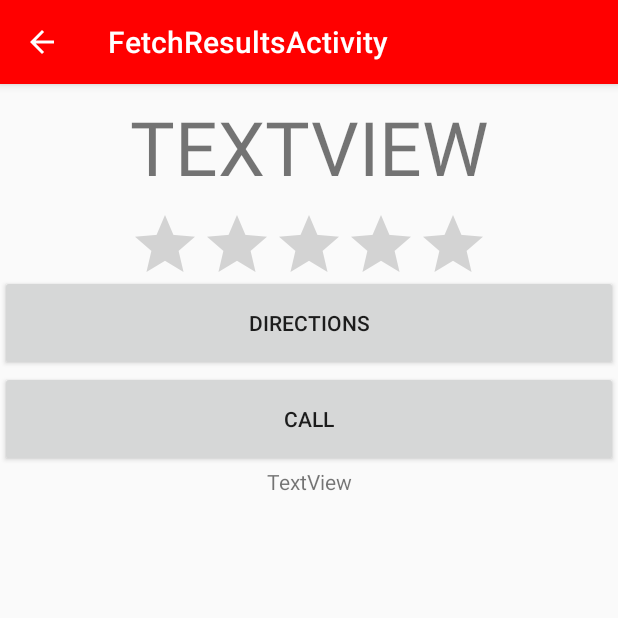
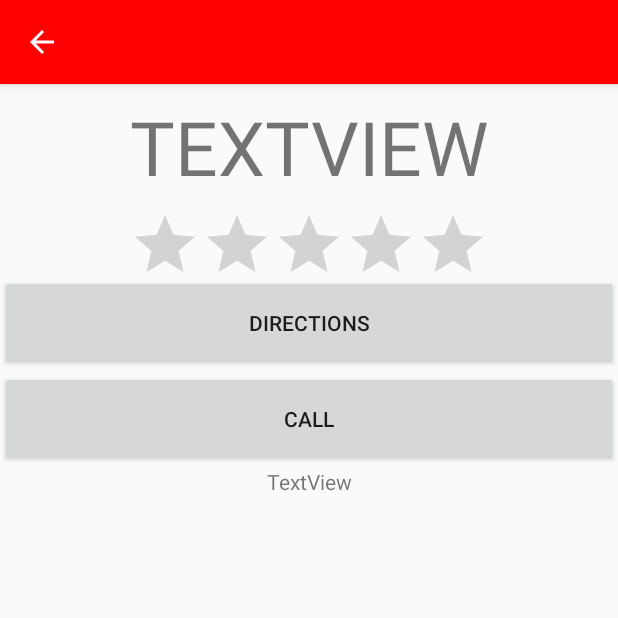
Before and after one commit to nickwu241/FoodShake, an Android app: the YourChoice screen opened directly, with no data from a screen before it, on a phone screen of 412 x 824 dp, the top half of it. Run offline under Robolectric (Android 15) with nearby library versions, the phone set to English and light mode, and no system bars; 3 statements that could not run were skipped.

Commit message:
title changer

```diff
--- a/app/src/main/java/com/foodshake/PreferencesActivity.java
+++ b/app/src/main/java/com/foodshake/PreferencesActivity.java
@@ -16,6 +16,8 @@ public class PreferencesActivity extends AppCompatActivity {
         Toolbar toolbar = (Toolbar) findViewById(R.id.toolbar);
         setSupportActionBar(toolbar);
 
+
+
         FloatingActionButton fab = (FloatingActionButton) findViewById(R.id.fab);
         fab.setOnClickListener(new View.OnClickListener() {
             @Override
--- a/app/src/main/java/com/foodshake/YourChoice.java
+++ b/app/src/main/java/com/foodshake/YourChoice.java
@@ -22,6 +22,7 @@ public class YourChoice extends AppCompatActivity {
 
     @Override
     protected void onCreate(Bundle savedInstanceState) {
+        this.setTitle(" ");
         super.onCreate(savedInstanceState);
         setContentView(R.layout.activity_fetch_results);
         Toolbar toolbar = (Toolbar) findViewById(R.id.toolbar);
--- a/app/src/main/res/layout/content_fetch_results.xml
+++ b/app/src/main/res/layout/content_fetch_results.xml
@@ -12,6 +12,7 @@
     tools:context="com.foodshake.YourChoice"
     tools:showIn="@layout/activity_fetch_results"
     android:weightSum="1"
+    android:label = ""
     android:baselineAligned="false">
 
     <TextView
```
